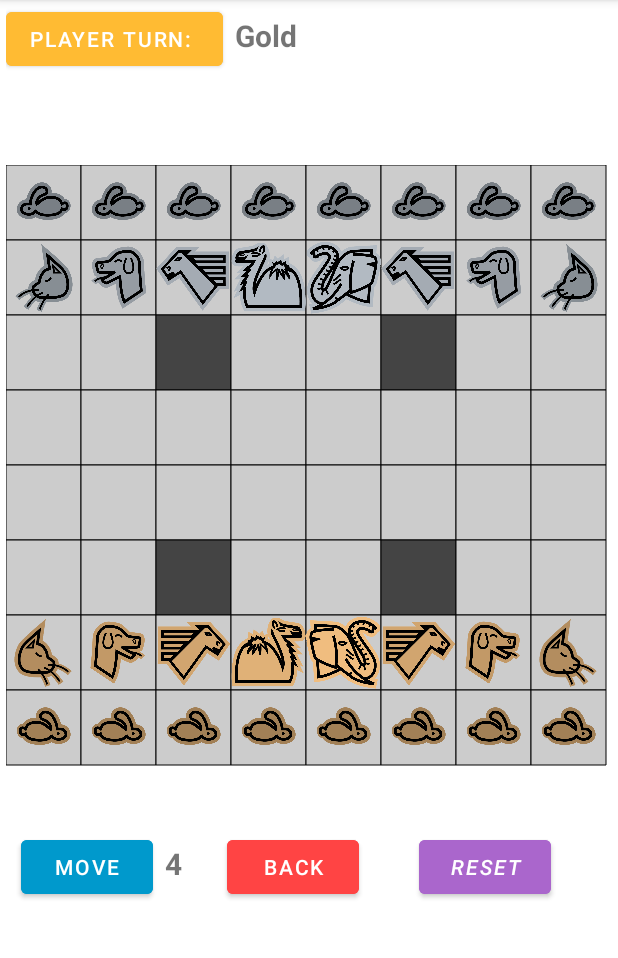
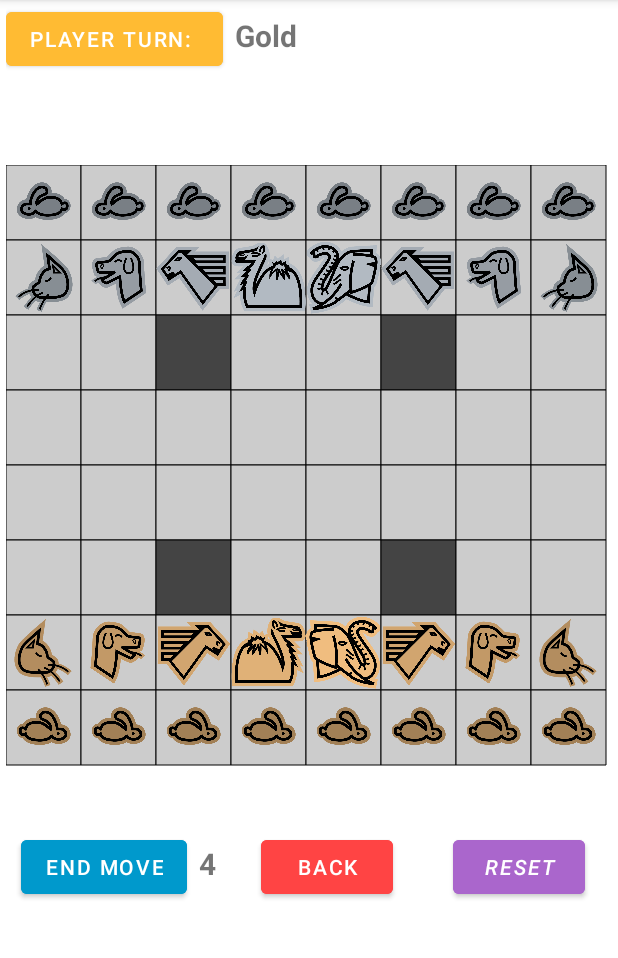
Before and after one commit to Steelzen/arimaa, an Android app: the screen it shows after launch (MainActivity), on a phone screen of 412 x 824 dp, the part 84-1042 px from its top. Run offline under Robolectric (Android 15) with nearby library versions, the phone set to English and light mode, and no system bars.

Commit message:
implment End Turn, Back, Reset button

```diff
--- a/app/src/main/java/griffith/taehyung/assign2_arimaa/GameView.kt
+++ b/app/src/main/java/griffith/taehyung/assign2_arimaa/GameView.kt
@@ -7,9 +7,18 @@ import android.view.MotionEvent
 import android.view.View
 import java.util.Stack
 
-class GameView(context: Context?): View(context){
+open class GameView(context: Context?, attribs: AttributeSet?): View(context, attribs){
     private var _context: Context? = context
     private var _attribs: AttributeSet? = null
+
+    enum class GameStatus {
+        GOLDTURN, SILVERTURN, GOLDWIN, SILVERWIN
+    }
+
+    var gameStatus = GameStatus.GOLDTURN
+
+    // total numbers of moves: 4
+    var moves: Int = 4
 
     private var width: Int? = 0
     private var height: Int?  = 0
@@ -40,15 +49,6 @@ class GameView(context: Context?): View(context){
     )
 
     val bitmaps = mutableMapOf<Int, Bitmap>()
-
-    // initial player: 1
-    var player: Int = 1
-    // total numbers of movements: 4
-    var movement: Int = 4
-
-    constructor(context: Context, attrs: AttributeSet?) : this(context) {
-        _attribs = attrs
-    }
 
     init {
         loadBitmaps()
@@ -193,7 +193,13 @@ class GameView(context: Context?): View(context){
 
     fun resetGame() {
         gameBoard!!.reset()
+        gameStatus = GameStatus.GOLDTURN
+        moves = 4
         invalidate()
+    }
+
+    fun updateGameStatus() {
+
     }
 
     // function to represent array index from point
--- a/app/src/main/java/griffith/taehyung/assign2_arimaa/MainActivity.kt
+++ b/app/src/main/java/griffith/taehyung/assign2_arimaa/MainActivity.kt
@@ -2,19 +2,66 @@ package griffith.taehyung.assign2_arimaa
 
 import androidx.appcompat.app.AppCompatActivity
 import android.os.Bundle
+import android.view.View
+import android.widget.Button
 import android.widget.TextView
 
 class MainActivity : AppCompatActivity() {
+    private var _resetbtn: Button? = null
+    private var _movebtn: Button? = null
+    private var _backbtn: Button? = null
+    private var playerStatus: TextView? = null
+    private var gameView: GameView? = null
+
     override fun onCreate(savedInstanceState: Bundle?) {
         super.onCreate(savedInstanceState)
         setContentView(R.layout.activity_main)
+
+        gameView = findViewById(R.id.board)
+
+        _resetbtn = findViewById<Button>(R.id.resetbtn)
+        _movebtn = findViewById<Button>(R.id.movebtn)
+        _backbtn = findViewById<Button>(R.id.backbtn)
+
+        playerStatus = findViewById<TextView>(R.id.playerindicator)
+
+        _resetbtn?.setOnClickListener( object: View.OnClickListener {
+            override fun onClick(v: View?) {
+                gameView?.resetGame()
+                setPlayer()
+                println("reset the game")
+            }
+        })
+
+        _movebtn?.setOnClickListener( object: View.OnClickListener {
+            override fun onClick(v: View?) {
+                gameView?.moves = 4
+                if(gameView?.gameStatus == GameView.GameStatus.GOLDTURN)
+                    gameView?.gameStatus = GameView.GameStatus.SILVERTURN
+                else
+                    gameView?.gameStatus = GameView.GameStatus.GOLDTURN
+
+                setPlayer()
+                println("End turn")
+            }
+        })
+
+        _backbtn?. setOnClickListener(object : View.OnClickListener {
+            override fun onClick(v: View?) {
+                println("Back move")
+            }
+        })
     }
 
-    fun setPlayer(player: Int) {
-        val playerStatus: TextView = findViewById<TextView>(R.id.playerindicator)
-        if(player == 1)
-            playerStatus.setText("Gold")
+    fun setPlayer() {
+        val gameView = findViewById<View>(R.id.board) as GameView?
+        val gamestatus: GameView.GameStatus? = gameView?.gameStatus
+
+        if(gamestatus == GameView.GameStatus.GOLDTURN)
+            playerStatus?.setText("Gold")
+        else if(gamestatus == GameView.GameStatus.SILVERTURN)
+            playerStatus?.setText("Silver")
         else
-            playerStatus.setText("Silver")
+            playerStatus?.setText("")
     }
 }
--- a/app/src/main/res/layout/activity_main.xml
+++ b/app/src/main/res/layout/activity_main.xml
@@ -76,7 +76,7 @@
                 android:id="@+id/movebtn"
                 android:layout_width="wrap_content"
                 android:layout_height="wrap_content"
-                android:text="Move"
+                android:text="End Move"
                 android:layout_marginLeft="10dp"
                 android:backgroundTint="@android:color/holo_blue_dark"
                 />
```
